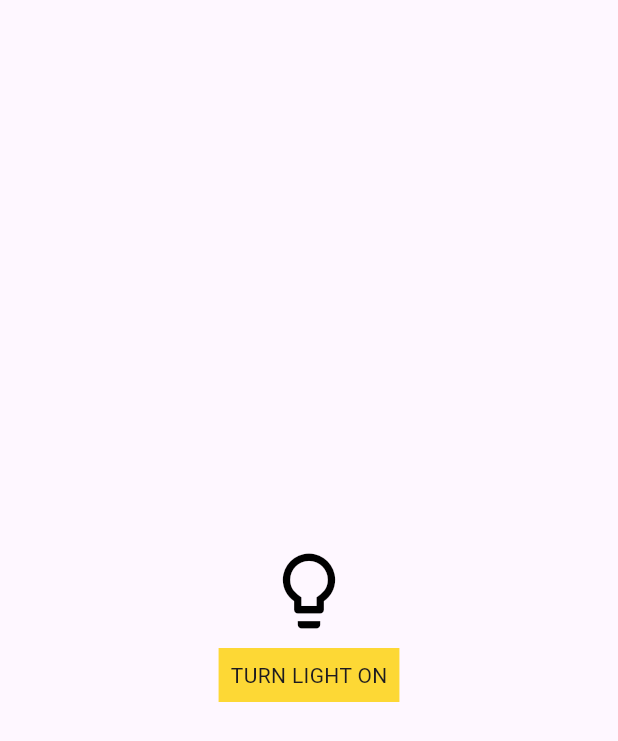
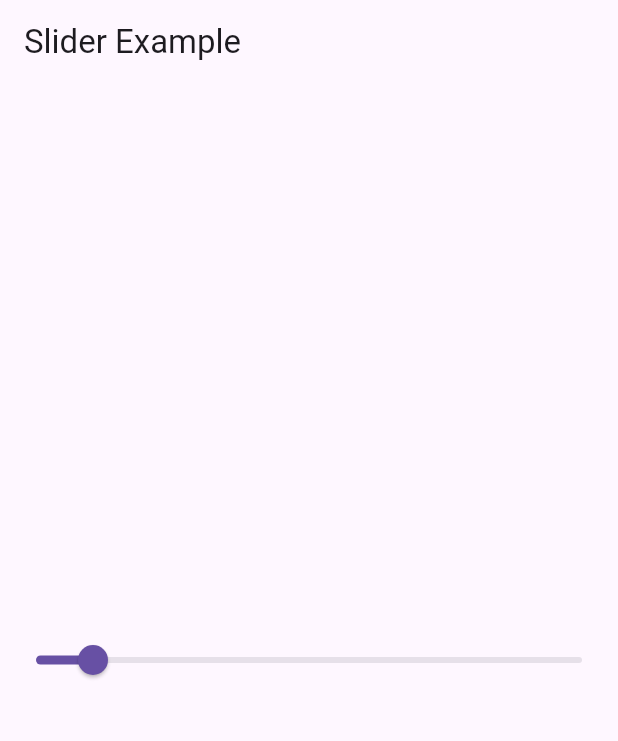
Before and after one commit to Ooozari/App-development, a Flutter app: the screen it shows after launch, on a phone screen of 412 x 824 dp. Shown: the top 741 px of the screen. Run offline on Flutter 3.47's test engine with Material 3 defaults, Android fonts, the phone set to English and light mode, and no system bars; our stand-ins replace audioplayers; key blocks and very long unbroken strings in the code were emptied for the run.

Commit message:
Practice Slider

```diff
--- a/Lab8/mid_evaluation/lib/main.dart
+++ b/Lab8/mid_evaluation/lib/main.dart
@@ -1,59 +1,42 @@
 import 'package:flutter/material.dart';
 
-/// Flutter code sample for [GestureDetector].
+void main() {
+  runApp(const MyApp());
+}
 
-void main() => runApp(const GestureDetectorExampleApp());
-
-class GestureDetectorExampleApp extends StatelessWidget {
-  const GestureDetectorExampleApp({super.key});
+class MyApp extends StatelessWidget {
+  const MyApp({super.key});
 
   @override
   Widget build(BuildContext context) {
-    return const MaterialApp(home: GestureDetectorExample());
+    return MaterialApp(home: SliderExample());
   }
 }
 
-class GestureDetectorExample extends StatefulWidget {
-  const GestureDetectorExample({super.key});
-
+class SliderExample extends StatefulWidget {
   @override
-  State<GestureDetectorExample> createState() => _GestureDetectorExampleState();
+  State<SliderExample> createState() => _SliderExampleState();
 }
 
-class _GestureDetectorExampleState extends State<GestureDetectorExample> {
-  bool _lightIsOn = false;
+class _SliderExampleState extends State<SliderExample> {
+  double _currentSliderValue = 10;
 
   @override
   Widget build(BuildContext context) {
     return Scaffold(
-      body: Container(
-        alignment: FractionalOffset.center,
-        child: Column(
-          mainAxisAlignment: MainAxisAlignment.center,
-          children: <Widget>[
-            Padding(
-              padding: const EdgeInsets.all(8.0),
-              child: Icon(
-                Icons.lightbulb_outline,
-                color: _lightIsOn ? Colors.yellow.shade600 : Colors.black,
-                size: 60,
-              ),
-            ),
-            GestureDetector(
-              onTap: () {
-                setState(() {
-                  // Toggle light when tapped.
-                  _lightIsOn = !_lightIsOn;
-                });
-              },
-              child: Container(
-                color: Colors.yellow.shade600,
-                padding: const EdgeInsets.all(8),
-                // Change button text when light changes state.
-                child: Text(_lightIsOn ? 'TURN LIGHT OFF' : 'TURN LIGHT ON'),
-              ),
-            ),
-          ],
+      appBar: AppBar(title: const Text("Slider Example")),
+      body: Center(
+        child: Slider(
+          value: _currentSliderValue,
+          min: 0,
+          max: 100,
+          divisions: 100,
+          label: _currentSliderValue.round().toString(),
+          onChanged: (double value) {
+            setState(() {
+              _currentSliderValue = value;
+            });
+          },
         ),
       ),
     );
```
